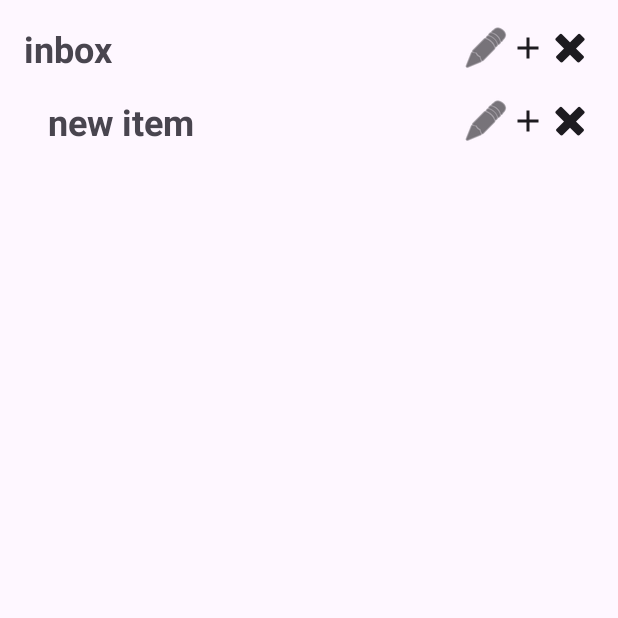
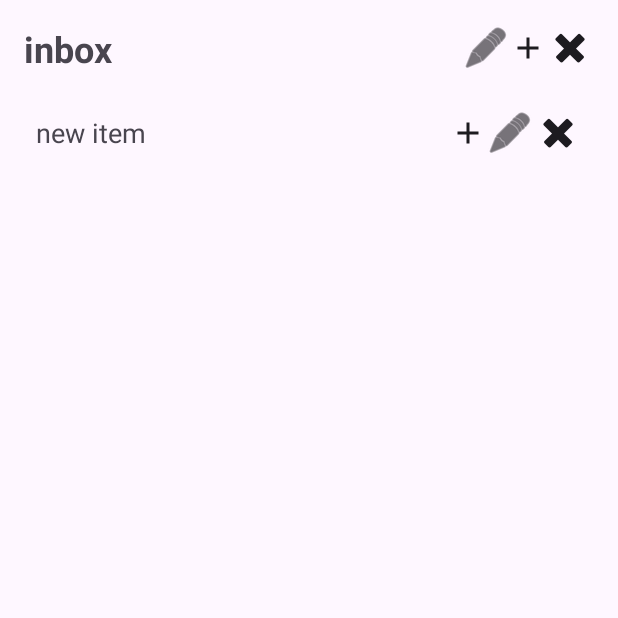
Before and after one commit to vextorspace/DewItAndroid, an Android app: the screen it shows after launch (MainActivity), after a tap on "Remove Item", on a phone screen of 412 x 824 dp, the top half of it. Run offline under Robolectric (Android 15) with nearby library versions, the phone set to English and light mode, and no system bars; 2 other taps on this screen came first.

Commit message:
switched to tree-adapter

```diff
--- a/app/build.gradle.kts
+++ b/app/build.gradle.kts
@@ -51,6 +51,7 @@ dependencies {
     implementation(libs.androidx.activity)
     implementation(libs.androidx.constraintlayout)
     implementation(libs.androidx.viewpager2)
+    implementation(libs.androidx.recyclerview)
     implementation(libs.androidx.fragment.ktx)
     testImplementation(libs.junit)
     testImplementation(libs.mockk.core)
--- a/app/src/main/java/com/dsronne/testdewit/ui/ItemFragment.kt
+++ b/app/src/main/java/com/dsronne/testdewit/ui/ItemFragment.kt
@@ -4,24 +4,22 @@ import android.os.Bundle
 import android.view.LayoutInflater
 import android.view.View
 import android.view.ViewGroup
-import android.widget.TextView
-import android.widget.ImageButton
-import android.widget.LinearLayout
 import androidx.fragment.app.Fragment
-import com.dsronne.testdewit.R
+import androidx.recyclerview.widget.LinearLayoutManager
 import com.dsronne.testdewit.databinding.FragmentItemBinding
 import com.dsronne.testdewit.datamodel.Item
+import com.dsronne.testdewit.datamodel.ItemId
 import com.dsronne.testdewit.datamodel.ListItem
-import com.dsronne.testdewit.datamodel.ItemId
 import com.dsronne.testdewit.storage.ItemStore
-import android.widget.EditText
-import android.view.inputmethod.EditorInfo
-import android.view.inputmethod.InputMethodManager
-import android.content.Context
-import android.util.TypedValue
+import com.dsronne.testdewit.ui.TreeAdapter
 
+/**
+ * Fragment displaying an item and its nested children using a tree-capable RecyclerView adapter.
+ */
 class ItemFragment(private val itemStore: ItemStore) : Fragment() {
+
     private lateinit var currentItem: ListItem
+    private lateinit var adapter: TreeAdapter
 
     override fun onCreate(savedInstanceState: Bundle?) {
         super.onCreate(savedInstanceState)
@@ -45,42 +43,20 @@ class ItemFragment(private val itemStore: ItemStore) : Fragment() {
         bindRootView(view)
     }
 
-    private fun addChildTo(parent: ListItem, container: LinearLayout, hostView: View) {
-        val child = ListItem(Item("new item"))
-        itemStore.add(child)
-        parent.add(child)
-        itemStore.edit(parent)
-        container.addView(createItemView(child, container, parent))
-    }
-
-    private fun createItemView(
-        item: ListItem,
-        parentContainer: LinearLayout,
-        parentItem: ListItem
-    ): View {
-        val itemView = layoutInflater.inflate(R.layout.fragment_item, parentContainer, false).also {
-            // remove outer padding inherited from fragment_item root so nested items only indent on the left
-            it.setPadding(0, 0, 0, 0)
+    private fun bindRootView(view: View) {
+        val binding = FragmentItemBinding.bind(view)
+        binding.textLabel.text = currentItem.label()
+        binding.buttonAddChild.setOnClickListener {
+            val child = ListItem(Item("new item"))
+            itemStore.add(child)
+            currentItem.add(child)
+            itemStore.edit(currentItem)
+            adapter.rebuildTree()
         }
-        bindChildView(itemView, item, parentContainer, parentItem)
-        return itemView
-    }
-
-    private fun commitEdit(
-        row: ViewGroup,
-        labelView: TextView,
-        itemView: View,
-        item: ListItem,
-        newLabel: String,
-        index: Int
-    ) {
-        item.data.label = newLabel
-        itemStore.edit(item)
-        row.removeViewAt(index)
-        row.addView(labelView, index)
-        labelView.text = newLabel
-        val imm = itemView.context.getSystemService(Context.INPUT_METHOD_SERVICE) as InputMethodManager
-        imm.hideSoftInputFromWindow(labelView.windowToken, 0)
+        binding.childrenContainer.layoutManager =
+            LinearLayoutManager(context)
+        adapter = TreeAdapter(itemStore, currentItem)
+        binding.childrenContainer.adapter = adapter
     }
 
     companion object {
@@ -94,123 +70,4 @@ class ItemFragment(private val itemStore: ItemStore) : Fragment() {
             return fragment
         }
     }
-
-    private fun bindRootView(view: View) {
-        val binding = FragmentItemBinding.bind(view)
-        val labelView = binding.textLabel
-        val addButton = binding.buttonAddChild
-        val childrenContainer = binding.childrenContainer
-
-        labelView.text = currentItem.label()
-        addButton.setOnClickListener {
-            addChildTo(currentItem, childrenContainer, view)
-        }
-        itemStore.getChildrenOf(currentItem.id).forEach { child ->
-            childrenContainer.addView(createItemView(child, childrenContainer, currentItem))
-        }
-    }
-
-    private fun bindChildView(
-        itemView: View,
-        item: ListItem,
-        parentContainer: LinearLayout,
-        parentItem: ListItem
-    ) {
-        val binding = FragmentItemBinding.bind(itemView)
-        val labelView = binding.textLabel
-        val addChildButton = binding.buttonAddChild
-        val removeButton = binding.buttonRemoveItem
-        val editButton = binding.buttonEditItem
-        val subContainer = binding.childrenContainer
-
-        setupChildLabel(labelView, item)
-        setupAddChildButton(addChildButton, item, subContainer, itemView)
-        setupEditButton(editButton, labelView, itemView, item)
-        setupRemoveButton(removeButton, parentContainer, parentItem, itemView, item)
-        populateChildItems(subContainer, item)
-    }
-
-    private fun setupChildLabel(labelView: TextView, item: ListItem) {
-        labelView.text = item.label()
-    }
-
-    private fun setupAddChildButton(
-        button: ImageButton,
-        item: ListItem,
-        container: LinearLayout,
-        hostView: View
-    ) {
-        button.setOnClickListener {
-            addChildTo(item, container, hostView)
-        }
-    }
-
-    private fun setupEditButton(
-        button: ImageButton,
-        labelView: TextView,
-        itemView: View,
-        item: ListItem
-    ) {
-        button.setOnClickListener {
-            // Toggle editing: if an EditText is already present, finish editing
-            val row = (labelView.parent ?: button.parent) as ViewGroup
-            val editIndex = (0 until row.childCount).firstOrNull { row.getChildAt(it) is EditText } ?: -1
-            if (editIndex != -1) {
-                val existingEditor = row.getChildAt(editIndex) as EditText
-                val newLabel = existingEditor.text.toString()
-                commitEdit(row, labelView, itemView, item, newLabel, editIndex)
-                return@setOnClickListener
-            }
-            // Start editing
-            val index = row.indexOfChild(labelView)
-            row.removeView(labelView)
-            val editText = EditText(itemView.context).apply {
-                setText(item.label())
-                layoutParams = labelView.layoutParams
-                setTextSize(TypedValue.COMPLEX_UNIT_PX, labelView.textSize)
-                typeface = labelView.typeface
-                requestFocus()
-                setSelectAllOnFocus(true)
-                imeOptions = EditorInfo.IME_ACTION_DONE
-            }
-            row.addView(editText, index)
-            val imm = itemView.context.getSystemService(Context.INPUT_METHOD_SERVICE) as InputMethodManager
-            imm.showSoftInput(editText, InputMethodManager.SHOW_IMPLICIT)
-            editText.setOnFocusChangeListener { _, hasFocus ->
-                if (!hasFocus) {
-                    val newLabel = editText.text.toString()
-                    commitEdit(row, labelView, itemView, item, newLabel, index)
-                }
-            }
-            editText.setOnEditorActionListener { _, actionId, _ ->
-                if (actionId == EditorInfo.IME_ACTION_DONE) {
-                    val newLabel = editText.text.toString()
-                    commitEdit(row, labelView, itemView, item, newLabel, index)
-                    true
-                } else {
-                    false
-                }
-            }
-        }
-    }
-
-    private fun setupRemoveButton(
-        button: ImageButton,
-        parentContainer: LinearLayout,
-        parentItem: ListItem,
-        itemView: View,
-        item: ListItem
-    ) {
-        button.setOnClickListener {
-            parentItem.children.remove(item.id)
-            itemStore.edit(parentItem)
-            parentContainer.removeView(itemView)
-        }
-    }
-
-    private fun populateChildItems(container: LinearLayout, parentItem: ListItem) {
-        itemStore.getChildrenOf(parentItem.id).forEach { child ->
-            container.addView(createItemView(child, container, parentItem))
-        }
-    }
 }
--- /dev/null
+++ b/app/src/main/java/com/dsronne/testdewit/ui/TreeAdapter.kt
@@ -0,0 +1,201 @@
+package com.dsronne.testdewit.ui
+
+import android.view.LayoutInflater
+import android.view.View
+import android.view.ViewGroup
+import android.widget.ImageButton
+import android.widget.TextView
+import androidx.recyclerview.widget.RecyclerView
+import com.dsronne.testdewit.R
+import com.dsronne.testdewit.datamodel.Item
+import com.dsronne.testdewit.datamodel.ListItem
+import com.dsronne.testdewit.storage.ItemStore
+import android.widget.EditText
+import android.util.TypedValue
+import android.view.inputmethod.EditorInfo
+import android.view.inputmethod.InputMethodManager
+import android.content.Context
+
+/**
+ * A simple tree-capable RecyclerView adapter for displaying nested ListItems.
+ */
+class TreeAdapter(
+    private val itemStore: ItemStore,
+    private val rootItem: ListItem
+) : RecyclerView.Adapter<TreeAdapter.TreeViewHolder>() {
+    private val nodes = mutableListOf<TreeNode>()
+
+    data class TreeNode(val item: ListItem, val depth: Int, var isExpanded: Boolean = true)
+
+    init {
+        buildInitialNodes()
+    }
+
+    private fun buildInitialNodes() {
+        nodes.clear()
+        // recursively add all child nodes expanded by default
+        fun addNodes(item: ListItem, depth: Int) {
+            nodes.add(TreeNode(item, depth, isExpanded = true))
+            for (child in itemStore.getChildrenOf(item.id)) {
+                addNodes(child, depth + 1)
+            }
+        }
+        for (child in itemStore.getChildrenOf(rootItem.id)) {
+            addNodes(child, 0)
+        }
+    }
+
+    override fun onCreateViewHolder(parent: ViewGroup, viewType: Int): TreeViewHolder {
+        val view = LayoutInflater.from(parent.context)
+            .inflate(R.layout.item_tree_node, parent, false)
+        return TreeViewHolder(view)
+    }
+
+    override fun getItemCount(): Int = nodes.size
+
+    override fun onBindViewHolder(holder: TreeViewHolder, position: Int) {
+        holder.bind(nodes[position])
+    }
+
+    inner class TreeViewHolder(itemView: View) : RecyclerView.ViewHolder(itemView) {
+        private val indentView: View = itemView.findViewById(R.id.indent_view)
+        private val labelView: TextView = itemView.findViewById(R.id.text_label)
+        private val buttonExpand: ImageButton = itemView.findViewById(R.id.button_expand_collapse)
+        private val buttonAdd: ImageButton = itemView.findViewById(R.id.button_add_child)
+        private val buttonEdit: ImageButton = itemView.findViewById(R.id.button_edit_item)
+        private val buttonRemove: ImageButton = itemView.findViewById(R.id.button_remove_item)
+
+        fun bind(node: TreeNode) {
+            labelView.text = node.item.label()
+            val params = indentView.layoutParams
+            params.width = node.depth * INDENT_WIDTH
+            indentView.layoutParams = params
+
+            val children = itemStore.getChildrenOf(node.item.id)
+            if (children.isEmpty()) {
+                buttonExpand.visibility = View.INVISIBLE
+            } else {
+                buttonExpand.visibility = View.VISIBLE
+                buttonExpand.setImageResource(
+                    if (node.isExpanded) android.R.drawable.arrow_up_float
+                    else android.R.drawable.arrow_down_float
+                )
+            }
+            buttonExpand.setOnClickListener {
+                if (node.isExpanded) collapseNode(adapterPosition)
+                else expandNode(adapterPosition)
+            }
+            buttonAdd.setOnClickListener {
+                val child = ListItem(Item("new item"))
+                itemStore.add(child)
+                node.item.add(child)
+                itemStore.edit(node.item)
+                rebuildTree()
+            }
+            buttonEdit.setOnClickListener {
+                // inline edit in-place
+                val row = itemView as ViewGroup
+                // if already editing, commit
+                val editIndex = (0 until row.childCount).firstOrNull { row.getChildAt(it) is EditText } ?: -1
+                if (editIndex != -1) {
+                    val existing = row.getChildAt(editIndex) as EditText
+                    val newLabel = existing.text.toString()
+                    node.item.data.label = newLabel
+                    itemStore.edit(node.item)
+                    row.removeViewAt(editIndex)
+                    labelView.text = newLabel
+                    row.addView(labelView, editIndex)
+                    val imm = itemView.context.getSystemService(Context.INPUT_METHOD_SERVICE) as InputMethodManager
+                    imm.hideSoftInputFromWindow(labelView.windowToken, 0)
+                    return@setOnClickListener
+                }
+                // start editing
+                val index = row.indexOfChild(labelView)
+                row.removeView(labelView)
+                val editText = EditText(itemView.context).apply {
+                    setText(node.item.label())
+                    layoutParams = labelView.layoutParams
+                    setTextSize(TypedValue.COMPLEX_UNIT_PX, labelView.textSize)
+                    typeface = labelView.typeface
+                    requestFocus()
+                    setSelectAllOnFocus(true)
+                    imeOptions = EditorInfo.IME_ACTION_DONE
+                }
+                row.addView(editText, index)
+                val imm = itemView.context.getSystemService(Context.INPUT_METHOD_SERVICE) as InputMethodManager
+                imm.showSoftInput(editText, InputMethodManager.SHOW_IMPLICIT)
+                editText.setOnFocusChangeListener { _, hasFocus ->
+                    if (!hasFocus) buttonEdit.performClick()
+                }
+                editText.setOnEditorActionListener { _, actionId, _ ->
+                    if (actionId == EditorInfo.IME_ACTION_DONE) {
+                        buttonEdit.performClick()
+                        true
+                    } else {
+                        false
+                    }
+                }
+            }
+            buttonRemove.setOnClickListener {
+                // remove this node from its parent (or root) and refresh
+                val pos = bindingAdapterPosition
+                if (node.depth == 0) {
+                    // top-level: parent is the root item
+                    rootItem.children.remove(node.item.id)
+                    itemStore.edit(rootItem)
+                } else {
+                    // nested: find parent node above with depth one less
+                    val parentIndex = (pos - 1 downTo 0).firstOrNull { nodes[it].depth == node.depth - 1 }
+                    parentIndex?.let {
+                        val parentNode = nodes[it]
+                        parentNode.item.children.remove(node.item.id)
+                        itemStore.edit(parentNode.item)
+                    }
+                }
+                rebuildTree()
+            }
+        }
+    }
+
+    private fun expandNode(position: Int) {
+        val node = nodes[position]
+        node.isExpanded = true
+        val children = itemStore.getChildrenOf(node.item.id)
+        val depth = node.depth + 1
+        val insertPosition = position + 1
+        val newNodes = children.map { TreeNode(it, depth) }
+        nodes.addAll(insertPosition, newNodes)
+        notifyItemRangeInserted(insertPosition, newNodes.size)
+        notifyItemChanged(position)
+    }
+
+    private fun collapseNode(position: Int) {
+        val node = nodes[position]
+        node.isExpanded = false
+        val removeCount = countDescendants(position)
+        for (i in 0 until removeCount) {
+            nodes.removeAt(position + 1)
+        }
+        notifyItemRangeRemoved(position + 1, removeCount)
+        notifyItemChanged(position)
+    }
+
+    private fun countDescendants(position: Int): Int {
+        val startDepth = nodes[position].depth
+        var count = 0
+        for (i in position + 1 until nodes.size) {
+            if (nodes[i].depth <= startDepth) break
+            count++
+        }
+        return count
+    }
+
+    fun rebuildTree() {
+        buildInitialNodes()
+        notifyDataSetChanged()
+    }
+
+    companion object {
+        private const val INDENT_WIDTH = 40
+    }
+}
--- a/app/src/main/res/layout/fragment_item.xml
+++ b/app/src/main/res/layout/fragment_item.xml
@@ -45,12 +45,11 @@
             android:tint="?attr/colorOnSurface" />
     </LinearLayout>
 
-    <LinearLayout
+    <androidx.recyclerview.widget.RecyclerView
         android:id="@+id/children_container"
         android:layout_width="match_parent"
-        android:layout_height="wrap_content"
-        android:orientation="vertical"
-        android:paddingStart="16dp"
+        android:layout_height="0dp"
+        android:layout_weight="1"
         android:layout_marginTop="16dp" />
 
 </LinearLayout>
--- /dev/null
+++ b/app/src/main/res/layout/item_tree_node.xml
@@ -0,0 +1,57 @@
+<?xml version="1.0" encoding="utf-8"?>
+<LinearLayout xmlns:android="http://schemas.android.com/apk/res/android"
+    android:layout_width="match_parent"
+    android:layout_height="wrap_content"
+    android:orientation="horizontal"
+    android:gravity="center_vertical"
+    android:padding="8dp">
+
+    <View
+        android:id="@+id/indent_view"
+        android:layout_width="0dp"
+        android:layout_height="match_parent" />
+
+    <TextView
+        android:id="@+id/text_label"
+        android:layout_width="0dp"
+        android:layout_height="wrap_content"
+        android:layout_weight="1"
+        android:textSize="18sp" />
+
+    <ImageButton
+        android:id="@+id/button_expand_collapse"
+        android:layout_width="wrap_content"
+        android:layout_height="wrap_content"
+        android:src="@android:drawable/arrow_down_float"
+        android:contentDescription="@string/expand_collapse"
+        android:background="?attr/selectableItemBackgroundBorderless"
+        android:tint="?attr/colorOnSurface" />
+
+    <ImageButton
+        android:id="@+id/button_add_child"
+        android:layout_width="wrap_content"
+        android:layout_height="wrap_content"
+        android:src="@drawable/ic_add"
+        android:contentDescription="@string/add_item"
+        android:background="?attr/selectableItemBackgroundBorderless"
+        android:tint="?attr/colorOnSurface" />
+
+    <ImageButton
+        android:id="@+id/button_edit_item"
+        android:layout_width="wrap_content"
+        android:layout_height="wrap_content"
+        android:src="@android:drawable/ic_menu_edit"
+        android:contentDescription="@string/edit_item"
+        android:background="?attr/selectableItemBackgroundBorderless"
+        android:tint="?attr/colorOnSurface" />
+
+    <ImageButton
+        android:id="@+id/button_remove_item"
+        android:layout_width="wrap_content"
+        android:layout_height="wrap_content"
+        android:src="@android:drawable/ic_delete"
+        android:contentDescription="@string/remove_item"
+        android:background="?attr/selectableItemBackgroundBorderless"
+        android:tint="?attr/colorOnSurface" />
+
+</LinearLayout>
--- a/app/src/main/res/values/strings.xml
+++ b/app/src/main/res/values/strings.xml
@@ -3,4 +3,5 @@
     <string name="add_item">Add Item</string>
     <string name="remove_item">Remove Item</string>
     <string name="edit_item">Edit Item</string>
+    <string name="expand_collapse">Expand/Collapse</string>
 </resources>
--- a/gradle/libs.versions.toml
+++ b/gradle/libs.versions.toml
@@ -1,9 +1,10 @@
 [versions]
-agp = "8.12.0"
+agp = "8.12.1"
 kotlin = "2.2.0"
 coreKtx = "1.16.0"
 viewpager2 = "1.1.0"
 fragment = "1.6.0"
+recyclerview = "1.3.0"
 junit = "4.13.2"
 junitVersion = "1.3.0"
 espressoCore = "3.7.0"
@@ -23,6 +24,7 @@ material = { group = "com.google.android.material", name = "material", version.r
 androidx-activity = { group = "androidx.activity", name = "activity", version.ref = "activity" }
 androidx-constraintlayout = { group = "androidx.constraintlayout", name = "constraintlayout", version.ref = "constraintlayout" }
 androidx-viewpager2 = { group = "androidx.viewpager2", name = "viewpager2", version.ref = "viewpager2" }
+androidx-recyclerview = { group = "androidx.recyclerview", name = "recyclerview", version.ref = "recyclerview" }
 androidx-fragment-ktx = { group = "androidx.fragment", name = "fragment-ktx", version.ref = "fragment" }
 mockk-core = { group = "io.mockk", name = "mockk", version.ref = "mockk" }
 mockk-android = { group = "io.mockk", name = "mockk-android", version.ref = "mockk" }
```
